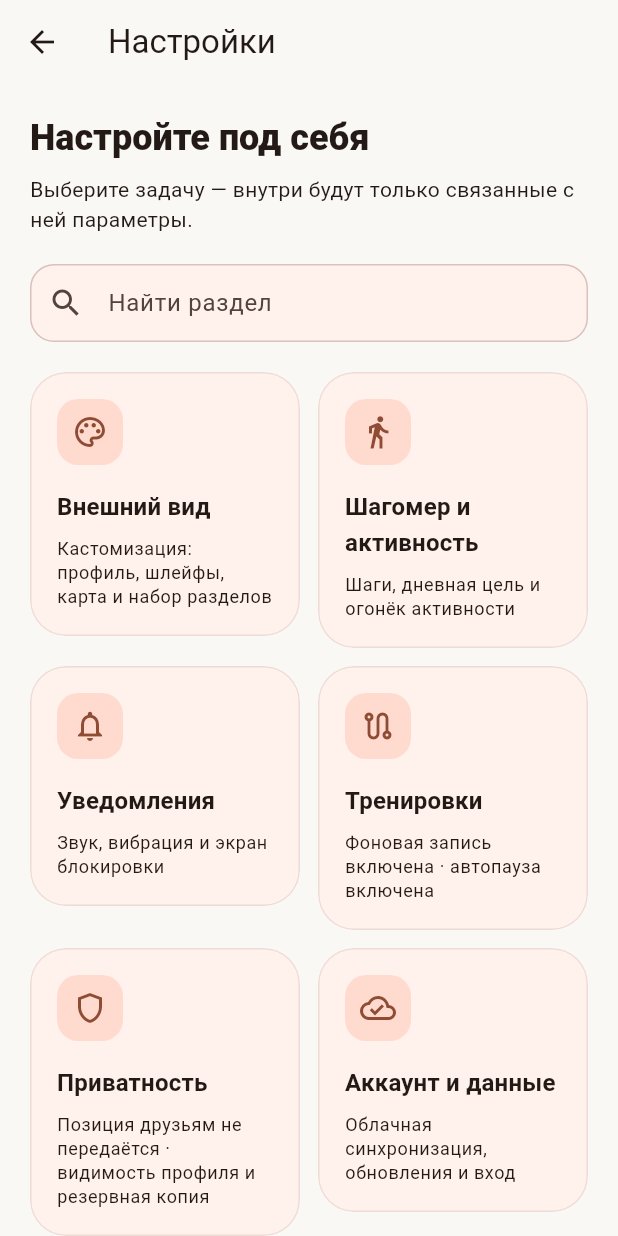
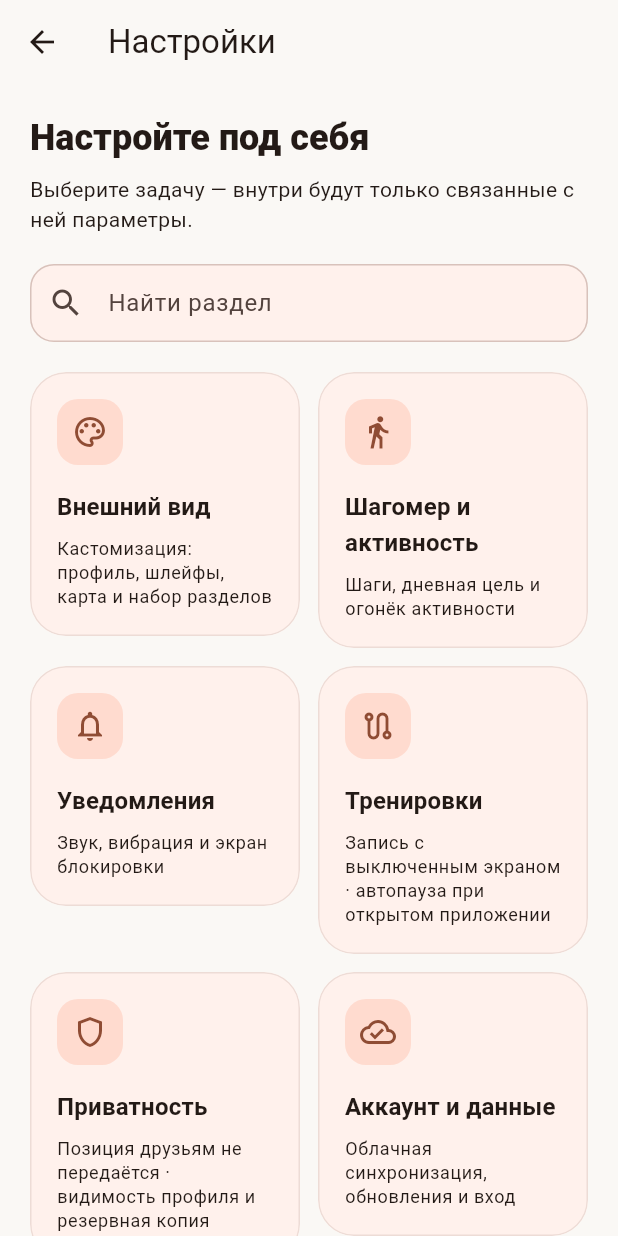
Before and after one commit to Vananinys/PylsePath, a Flutter app: the screen it shows once a user with an empty profile is signed in, in the side drawer, after a tap on "Настройки", on a phone screen of 412 x 824 dp. Run offline on Flutter 3.47's test engine with Material 3 defaults, Android fonts, the light colour scheme and no system bars; our stand-ins replace audioplayers, cached_network_image, firebase_core, firebase_messaging, flutter_compass, flutter_local_notifications and 10 more; missing offline and left inert: flutter_map_tile_caching, record; accounts and stored records are empty; network calls fail; statements that could not run were skipped.

Commit message:
Keep explicit workout recording active across screen lock and background transitions

```diff
--- a/lib/controllers/map_navigation_controller.dart
+++ b/lib/controllers/map_navigation_controller.dart
@@ -316,6 +316,11 @@ class MapNavigationController extends ChangeNotifier {
 
   void setSharingForeground(bool value) {
     _sharingForeground = value;
+    // Locking the display must never turn a transient zero-speed fix into a
+    // paused workout. A manual pause remains an explicit user decision.
+    _lowSpeedSince = null;
+    _stationaryProbe = null;
+    if (!value && _isAutoPaused && _isWorkoutPaused) resumeWorkout();
     if (value && _hasSession && workoutActivity.isFoot)
       unawaited(_stepTracker.refresh());
     if (!value && !_backgroundTrackingEnabled) {
@@ -1805,7 +1810,12 @@ class MapNavigationController extends ChangeNotifier {
   /// Поднимает уведомление в шторке на время заезда: перезапускает GPS-поток
   /// с foreground-конфигурацией и запрашивает разрешение на уведомления.
   Future<void> _startRideNotification() async {
-    if (!kIsWeb && Platform.isAndroid) {
+    // Start collection while the workout-start action is still in foreground;
+    // a notification permission dialog must not delay the recording service.
+    if (!_disposed && _hasSession) {
+      await restartPositionStream(withForeground: true);
+    }
+    if (!kIsWeb && Platform.isAndroid && _sharingForeground) {
       try {
         final notification = await NotificationPermissionService.request();
         debugPrint('[Workout] notification permission: $notification');
@@ -1813,9 +1823,7 @@ class MapNavigationController extends ChangeNotifier {
         debugPrint('[Workout] notification permission failed: $error');
       }
     }
-    if (!_disposed && _hasSession) {
-      await restartPositionStream(withForeground: true);
-    }
+    // Notification permission does not own the lifetime of the GPS stream.
   }
 
   /// Публикация позиции друзьям: реже в покое, чаще во время тренировки.
@@ -1863,7 +1871,7 @@ class MapNavigationController extends ChangeNotifier {
   /// Умная автопауза: как [pauseWorkout], но помечает паузу как автоматическую,
   /// чтобы возобновление произошло само при разгоне выше 2.0 км/ч.
   void _autoPause() {
-    if (!_isWorkoutActive || _isWorkoutPaused) return;
+    if (!_sharingForeground || !_isWorkoutActive || _isWorkoutPaused) return;
     _stepTracker.pause();
     debugPrint(
       '[Workout] автопауза: скорость < $_autoPauseBelowKmh км/ч '
@@ -2460,8 +2468,7 @@ class MapNavigationController extends ChangeNotifier {
           intervalDuration: Duration(seconds: inActiveRide ? 1 : 15),
           // Foreground service с уведомлением — только ВО ВРЕМЯ заезда
           // (поднимается в startWorkout, опускается на финише).
-          foregroundNotificationConfig:
-              withForeground && _backgroundTrackingEnabled
+          foregroundNotificationConfig: withForeground || _hasSession
               ? ForegroundNotificationConfig(
                   notificationTitle: _isWorkoutPaused
                       ? 'PulsePath — пауза'
@@ -2486,10 +2493,8 @@ class MapNavigationController extends ChangeNotifier {
         locationSettings = AppleSettings(
           accuracy: accuracy,
           distanceFilter: distanceFilter,
-          allowBackgroundLocationUpdates:
-              _backgroundTrackingEnabled && _hasSession,
-          showBackgroundLocationIndicator:
-              _backgroundTrackingEnabled && _hasSession,
+          allowBackgroundLocationUpdates: _hasSession,
+          showBackgroundLocationIndicator: _hasSession,
           pauseLocationUpdatesAutomatically: false,
         );
       }
@@ -2962,7 +2967,8 @@ class MapNavigationController extends ChangeNotifier {
         activity: activity,
         via: List.of(via),
       );
-      if (_disposed || !_hasCurrentOwner || generation != _routeGeneration) return;
+      if (_disposed || !_hasCurrentOwner || generation != _routeGeneration)
+        return;
       _routeVia = List.of(via);
       _isBookmarked = false;
       routeNotice = null;
@@ -3185,6 +3191,10 @@ class MapNavigationController extends ChangeNotifier {
   /// Автопауза: скорость выше 2.0 км/ч → [resumeWorkout]. Ручная пауза не
   /// прерывается автоматически.
   void _updateAutoPause(Position position) {
+    if (!_sharingForeground) {
+      _lowSpeedSince = null;
+      return;
+    }
     if (!_autoPauseEnabled) return;
     if (!_isWorkoutActive && !_isWorkoutPaused) return;
     if (!_isWorkoutActive && !_isAutoPaused) return; // ручная пауза
--- a/lib/data/app_settings.dart
+++ b/lib/data/app_settings.dart
@@ -29,8 +29,8 @@ class AppSettings {
   /// Последний вид тренировки (вело/пешком/бег).
   SportMode get sportMode => _sportMode;
 
-  /// Фоновый режим: трек пишется и с выключенным экраном
-  /// (foreground service с уведомлением на Android).
+  /// Фоновые подсказки и разрешённая трансляция. Запись явной тренировки
+  /// использует foreground service независимо от этой настройки.
   bool get backgroundTracking => _backgroundTracking;
 
   /// Приватность: транслировать ли живую позицию друзьям во время заезда.
--- a/lib/screens/settings_screen.dart
+++ b/lib/screens/settings_screen.dart
@@ -478,7 +478,7 @@ class _SettingsScreenState extends State<SettingsScreen> {
         'Шагомер и активность': 'Шаги, дневная цель и огонёк активности',
         'Уведомления': 'Звук, вибрация и экран блокировки',
         'Тренировки':
-            'Фоновая запись ${_background ? 'включена' : 'выключена'} · автопауза ${_autoPause ? 'включена' : 'выключена'}',
+            'Запись с выключенным экраном · автопауза ${_autoPause ? 'при открытом приложении' : 'выключена'}',
         'Приватность':
             'Позиция друзьям ${_shareLive ? 'передаётся' : 'не передаётся'} · видимость профиля и резервная копия',
         'Аккаунт и данные': 'Облачная синхронизация, обновления и вход',
@@ -585,10 +585,10 @@ class _SettingsScreenState extends State<SettingsScreen> {
         ),
         SwitchListTile(
           secondary: const Icon(Icons.screen_lock_portrait_outlined),
-          title: const Text('Фоновый режим'),
+          title: const Text('Подсказки и трансляция в фоне'),
           subtitle: const Text(
-            'Трек записывается даже с выключенным экраном '
-            '(постоянное уведомление во время заезда)',
+            'Голос, напоминания и разрешённая передача позиции друзьям в фоне. '
+            'Запись начатой тренировки продолжается с выключенным экраном независимо от этого переключателя.',
           ),
           value: _settingsLoaded && _background,
           onChanged: _settingsLoaded
@@ -599,8 +599,8 @@ class _SettingsScreenState extends State<SettingsScreen> {
           secondary: const Icon(Icons.motion_photos_paused),
           title: const Text('Умная автопауза'),
           subtitle: const Text(
-            'Пауза при остановке дольше 3 секунд, '
-            'возобновление при разгоне выше 2 км/ч',
+            'Только при открытом приложении: пауза при остановке дольше 3 секунд, '
+            'возобновление при разгоне выше 2 км/ч. Блокировка экрана не ставит запись на паузу.',
           ),
           value: _settingsLoaded && _autoPause,
           onChanged: _settingsLoaded
--- a/lib/widgets/ride_preparation_panel.dart
+++ b/lib/widgets/ride_preparation_panel.dart
@@ -179,13 +179,11 @@ class _RidePreparationPanelState extends State<RidePreparationPanel> {
             tilePadding: EdgeInsets.zero,
             title: const Text('Запись и отсечки'),
             subtitle: Text(
-              '${c.autoLapMeters == 0 ? 'Без отсечек' : 'Отсечки ${c.autoLapMeters ~/ 1000} км'} · ${c.backgroundTrackingEnabled ? 'фоновая запись включена' : 'без фоновой записи'}',
+              '${c.autoLapMeters == 0 ? 'Без отсечек' : 'Отсечки ${c.autoLapMeters ~/ 1000} км'} · запись с выключенным экраном',
             ),
             children: [
               Text(
-                c.backgroundTrackingEnabled
-                    ? 'Фоновая запись включена в настройках'
-                    : 'Фоновая запись отключена в настройках',
+                'Начатая тренировка записывается с выключенным экраном. Пауза и финиш — вручную.',
                 style: Theme.of(context).textTheme.bodySmall,
               ),
               const SizedBox(height: 12),
--- a/pubspec.yaml
+++ b/pubspec.yaml
@@ -1,7 +1,7 @@
 name: pulsepath
 description: "PulsePath — мобильный навигатор с картой CartoDB Positron."
 publish_to: 'none'
-version: 1.12.28-beta.1+82
+version: 1.12.28-beta.2+83
 
 environment:
   sdk: '>=3.13.0 <4.0.0'
```
Also changed, not shown: 2 other files.
